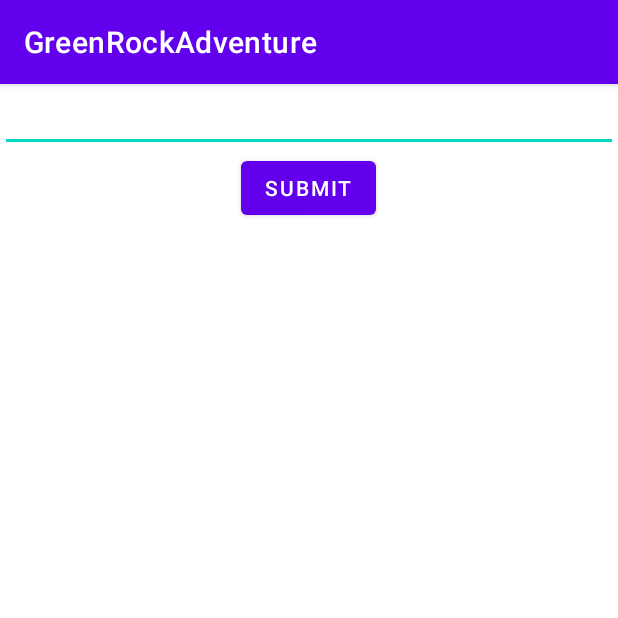
After one commit to nandamodjo21/frontend-greenrock, an Android app: the Tanggal screen opened directly, with no data from a screen before it, on a phone screen of 412 x 824 dp, the top half of it. The commit adds this screen. Run offline under Robolectric (Android 15) with nearby library versions, the phone set to English and light mode, and no system bars.

Commit message:
penambahan fitur tanggal di edit text dan login/register

```diff
--- a/app/src/main/AndroidManifest.xml
+++ b/app/src/main/AndroidManifest.xml
@@ -5,15 +5,17 @@
     <uses-permission android:name="android.permission.INTERNET" />
     <uses-permission android:name="android.permission.ACCESS_NETWORK_STATE" />
 
-
     <application
         android:allowBackup="true"
         android:icon="@drawable/l"
         android:label="@string/app_name"
-        android:usesCleartextTraffic="true"
         android:supportsRtl="true"
         android:theme="@style/Theme.GreenRockAdventure"
+        android:usesCleartextTraffic="true"
         tools:targetApi="31">
+        <activity
+            android:name=".Tanggal"
+            android:exported="false" />
         <activity
             android:name=".informasi.activity.informasi"
             android:exported="false" />
--- a/app/src/main/java/ac/id/poligon/greenrockadventure/MainActivity.java
+++ b/app/src/main/java/ac/id/poligon/greenrockadventure/MainActivity.java
@@ -22,6 +22,6 @@ public class MainActivity extends AppCompatActivity {
             startActivity(new Intent(getApplicationContext(), home.class));
             finish();
         }
-        }, 5000L);
+        }, 2500L);
     }
 }
--- /dev/null
+++ b/app/src/main/java/ac/id/poligon/greenrockadventure/Tanggal.java
@@ -0,0 +1,14 @@
+package ac.id.poligon.greenrockadventure;
+
+import androidx.appcompat.app.AppCompatActivity;
+
+import android.os.Bundle;
+
+public class Tanggal extends AppCompatActivity {
+
+    @Override
+    protected void onCreate(Bundle savedInstanceState) {
+        super.onCreate(savedInstanceState);
+        setContentView(R.layout.activity_tanggal);
+    }
+}
--- a/app/src/main/java/ac/id/poligon/greenrockadventure/register/activity/Register.java
+++ b/app/src/main/java/ac/id/poligon/greenrockadventure/register/activity/Register.java
@@ -83,12 +83,12 @@ public class Register extends AppCompatActivity {
     }
 
 
-//    @SuppressLint("NotConstructor")
+    @SuppressLint("NotConstructor")
     private void Register() throws JSONException{
         JSONObject jsonObject = new JSONObject();
         jsonObject.put("nama",nama);
         jsonObject.put("email",email);
-        jsonObject.put("nohp",Nohp);
+        jsonObject.put("noHp",Nohp);
         jsonObject.put("alamat",Alamat);
         jsonObject.put("password",Password);
         jsonObject.put("nik",Nik);
@@ -99,7 +99,7 @@ public class Register extends AppCompatActivity {
             @Override
             public void onResponse(JSONObject response) {
                 try {
-                    if (response.getBoolean("true")){
+                    if (response.getInt("code")!=0){
                         startActivity(new Intent(getApplicationContext(), Login.class));
                         finish();
                         Toast.makeText(getApplicationContext(),response.getString("message"),Toast.LENGTH_SHORT).show();
--- a/app/src/main/res/layout/activity_register.xml
+++ b/app/src/main/res/layout/activity_register.xml
@@ -143,8 +143,9 @@
                 android:paddingLeft="15dp"
                 android:hint="nik"
                 android:inputType="number"
-                android:textColorHint="@color/gray"
-                android:textColor="@color/black" />
+                android:textColorHint="@color/gray"/>
+
+
             <androidx.appcompat.widget.AppCompatButton
                 android:id="@+id/btnRegister"
                 android:layout_width="340dp"
--- /dev/null
+++ b/app/src/main/res/layout/activity_tanggal.xml
@@ -0,0 +1,22 @@
+<?xml version="1.0" encoding="utf-8"?>
+<LinearLayout xmlns:android="http://schemas.android.com/apk/res/android"
+    xmlns:app="http://schemas.android.com/apk/res-auto"
+    xmlns:tools="http://schemas.android.com/tools"
+    android:layout_width="match_parent"
+    android:layout_height="match_parent"
+    android:orientation="vertical"
+    tools:context=".Tanggal">
+
+    <EditText
+        android:layout_width="match_parent"
+        android:layout_height="wrap_content"
+        android:inputType="datetime"
+        android:id="@+id/editTgl"/>
+    <Button
+        android:layout_width="wrap_content"
+        android:layout_height="wrap_content"
+        android:layout_gravity="center"
+        android:text="submit"
+        android:id="@+id/butn"/>
+
+</LinearLayout>
```
Also changed, not shown: app/src/main/java/ac/id/poligon/greenrockadventure/login/activity/Login.java (+24 -25 lines), app/src/main/java/ac/id/poligon/greenrockadventure/login/responses/R_login.java (+27 -7 lines), app/src/main/java/ac/id/poligon/greenrockadventure/penyewaan/activity/Penyewa.java (+35 -2 lines), app/src/main/java/ac/id/poligon/greenrockadventure/penyewaan/date/DatePickerFragment.java (added, +36 -0 lines), app/src/main/java/ac/id/poligon/greenrockadventure/servis/API_SERVER.java (+4 -4 lines), app/src/main/java/ac/id/poligon/greenrockadventure/servis/Server.java (added, +22 -0 lines), app/src/main/java/ac/id/poligon/greenrockadventure/servis/SharedPrefManager.java (+9 -3 lines), app/src/main/res/layout/activity_penyewa.xml (+14 -1 lines).
